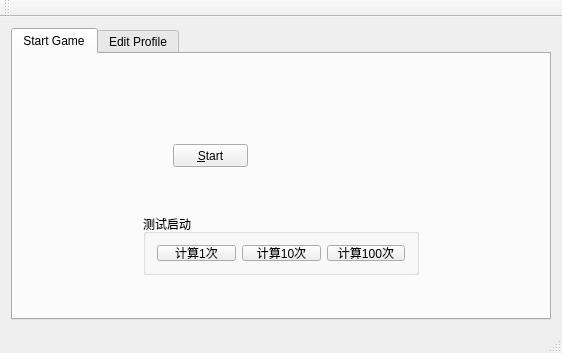
Before: the Qt Designer form Kaminec/kamineclauncher.ui in kaniol-lck/Kaminec, drawn with Qt 5.
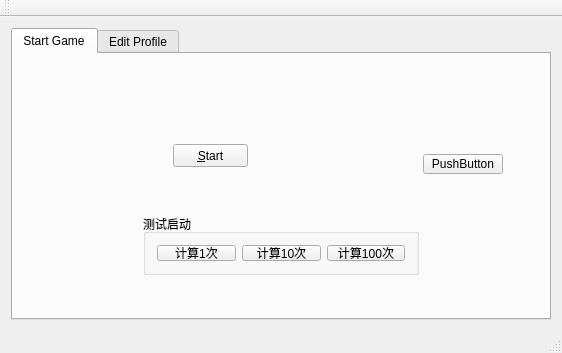
After: the same form once the commit is applied.

Commit message: The class downloadManager works

Diff of the .ui file:
```diff
--- a/Kaminec/kamineclauncher.ui
+++ b/Kaminec/kamineclauncher.ui
@@ -79,6 +79,19 @@
          </item>
         </layout>
        </widget>
+       <widget class="QPushButton" name="pushButton_4">
+        <property name="geometry">
+         <rect>
+          <x>410</x>
+          <y>100</y>
+          <width>80</width>
+          <height>20</height>
+         </rect>
+        </property>
+        <property name="text">
+         <string>PushButton</string>
+        </property>
+       </widget>
       </widget>
       <widget class="QWidget" name="profile_editor">
        <attribute name="title">
```
The commit also changes 6 other files.
